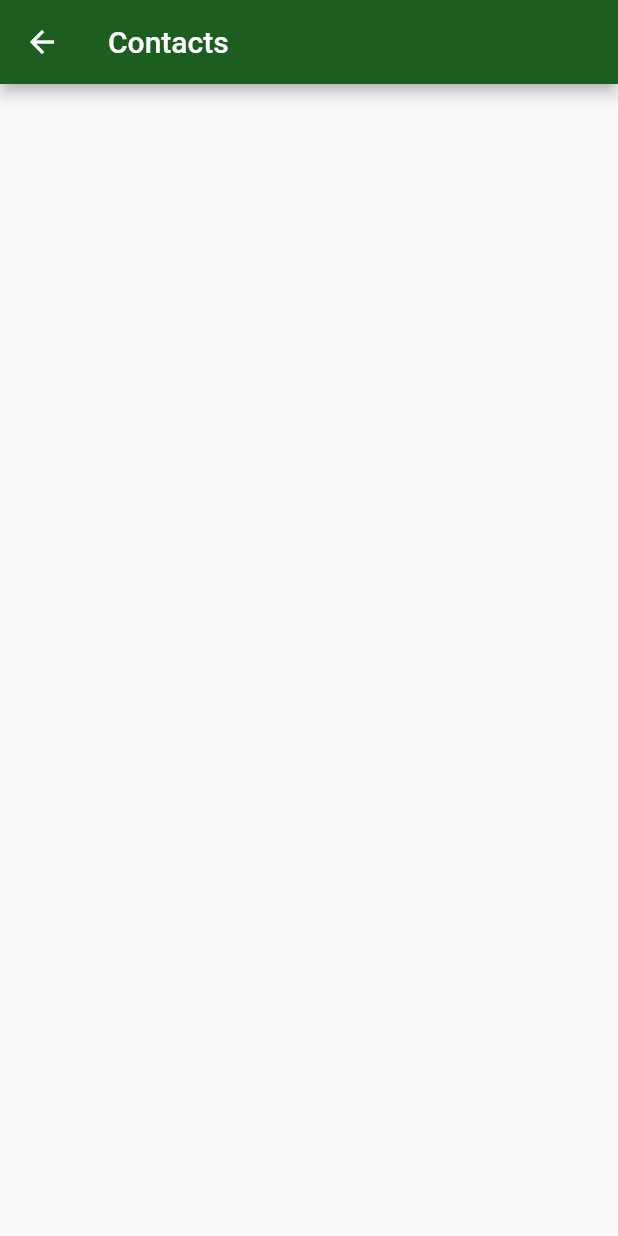
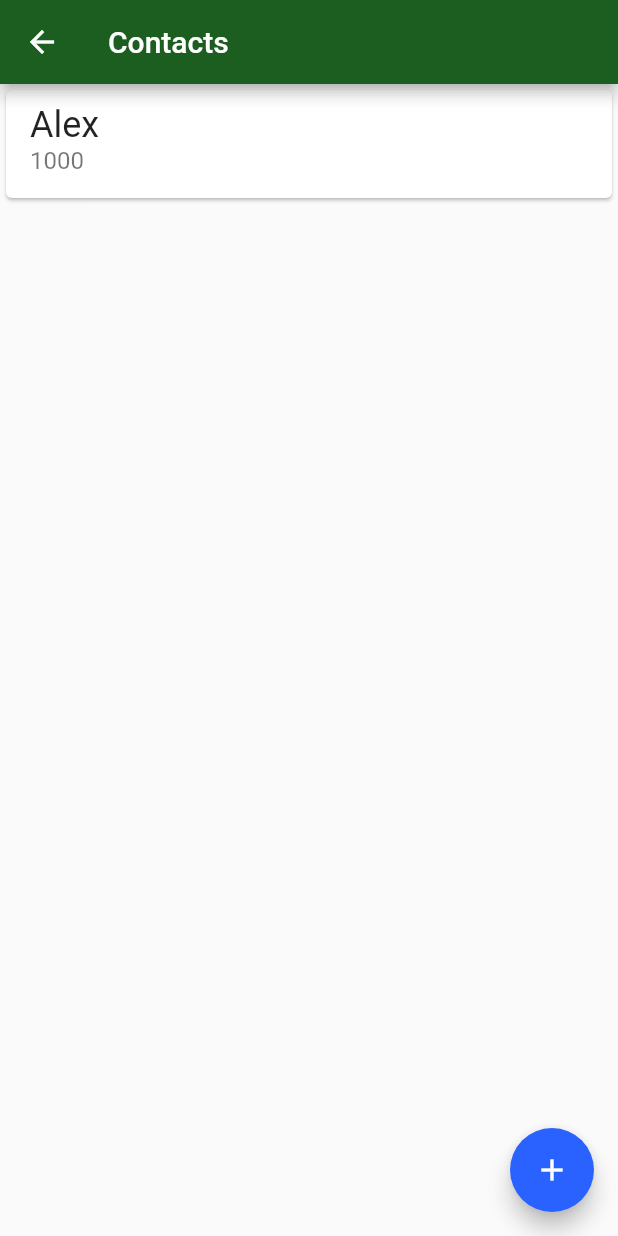
Before and after one commit to AndressaCode/bytebank, a Flutter app: the ContactsList screen opened directly, on a phone screen of 412 x 824 dp. Run offline on Flutter 3.47's test engine with Material 2 defaults, Android fonts, the phone set to English and light mode, and no system bars.

Commit message:
integrando as pages dashboard e contactslist

```diff
--- a/lib/screens/contacts_list.dart
+++ b/lib/screens/contacts_list.dart
@@ -9,6 +9,32 @@ class ContactsList extends StatelessWidget {
       appBar: AppBar(
         title: Text('Contacts'),
       ),
+      body: ListView(
+        children: [
+          Card(
+            child: ListTile(
+              title: Text(
+                'Alex',
+                style: TextStyle(
+                  fontSize: 24.0,
+                ),
+              ),
+              subtitle: Text(
+                '1000',
+                style: TextStyle(
+                  fontSize: 16.0,
+                ),
+              ),
+            ),
+          ),
+        ],
+      ),
+      floatingActionButton: FloatingActionButton(
+        onPressed: (){},
+        child: Icon(
+          Icons.add
+        ),
+      ),
     );
   }
 }
```
Also changed, not shown: lib/screens/dashboard.dart (+19 -6 lines).
